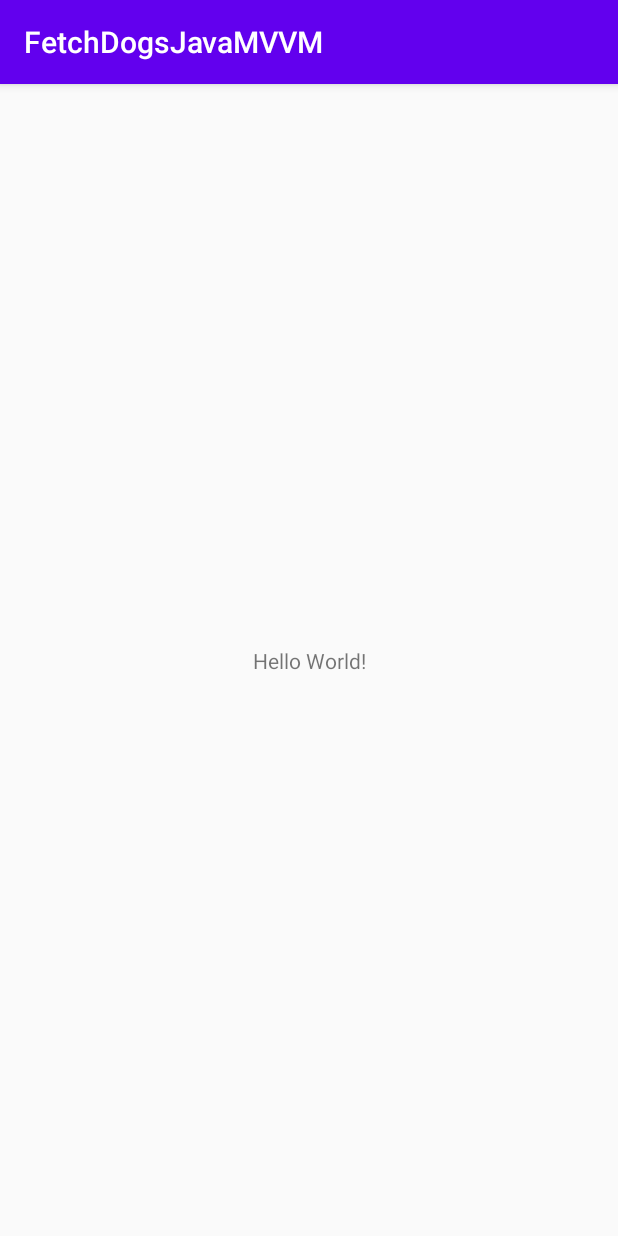
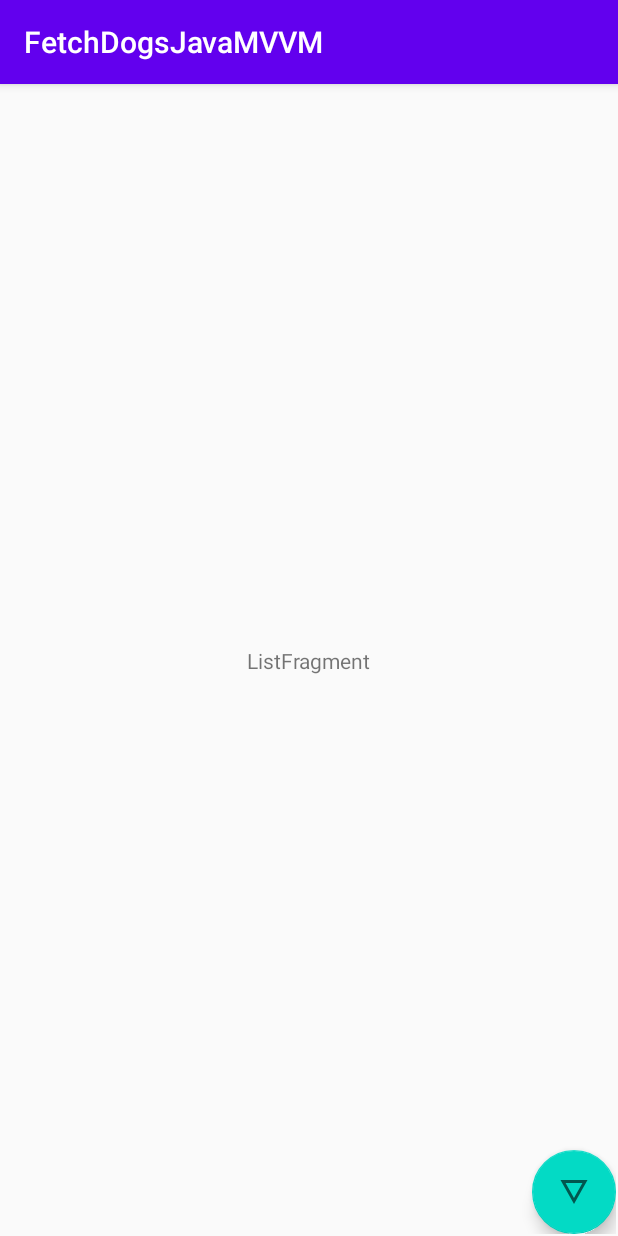
Before and after one commit to Hrishikesh6419/FetchDogsJavaMVVM, an Android app: the screen it shows after launch (MainActivity), on a phone screen of 412 x 824 dp. Run offline under Robolectric (Android 15) with nearby library versions, the phone set to English and light mode, and no system bars.

Commit message:
Added Floating button in DetailFragment and ListFragment

```diff
--- /dev/null
+++ b/app/src/main/res/drawable/ic_detail.xml
@@ -0,0 +1,10 @@
+<vector xmlns:android="http://schemas.android.com/apk/res/android"
+    android:width="24dp"
+    android:height="24dp"
+    android:viewportWidth="24"
+    android:viewportHeight="24"
+    android:tint="?attr/colorControlNormal">
+  <path
+      android:fillColor="@android:color/white"
+      android:pathData="M3,4l9,16 9,-16L3,4zM6.38,6h11.25L12,16 6.38,6z"/>
+</vector>
--- a/app/src/main/res/layout/activity_main.xml
+++ b/app/src/main/res/layout/activity_main.xml
@@ -6,13 +6,20 @@
     android:layout_height="match_parent"
     tools:context=".view.MainActivity">
 
-    <TextView
-        android:layout_width="wrap_content"
-        android:layout_height="wrap_content"
-        android:text="Hello World!"
+
+    <fragment
+        android:id="@+id/fragment"
+        android:name="androidx.navigation.fragment.NavHostFragment"
+        android:layout_width="0dp"
+        android:layout_height="0dp"
+        android:layout_marginStart="1dp"
+        android:layout_marginTop="1dp"
+        android:layout_marginEnd="1dp"
+        android:layout_marginBottom="1dp"
+        app:defaultNavHost="true"
         app:layout_constraintBottom_toBottomOf="parent"
-        app:layout_constraintLeft_toLeftOf="parent"
-        app:layout_constraintRight_toRightOf="parent"
-        app:layout_constraintTop_toTopOf="parent" />
-
+        app:layout_constraintEnd_toEndOf="parent"
+        app:layout_constraintStart_toStartOf="parent"
+        app:layout_constraintTop_toTopOf="parent"
+        app:navGraph="@navigation/dogs_navigation" />
 </androidx.constraintlayout.widget.ConstraintLayout>
--- a/app/src/main/res/layout/fragment_list.xml
+++ b/app/src/main/res/layout/fragment_list.xml
@@ -1,14 +1,28 @@
 <?xml version="1.0" encoding="utf-8"?>
-<FrameLayout xmlns:android="http://schemas.android.com/apk/res/android"
+<androidx.constraintlayout.widget.ConstraintLayout xmlns:android="http://schemas.android.com/apk/res/android"
+    xmlns:app="http://schemas.android.com/apk/res-auto"
     xmlns:tools="http://schemas.android.com/tools"
     android:layout_width="match_parent"
     android:layout_height="match_parent"
     tools:context=".view.ListFragment">
 
-    <!-- TODO: Update blank fragment layout -->
+
     <TextView
-        android:layout_width="match_parent"
-        android:layout_height="match_parent"
-        android:text="@string/hello_blank_fragment" />
+        android:id="@+id/textView"
+        android:layout_width="wrap_content"
+        android:layout_height="wrap_content"
+        android:text="ListFragment"
+        app:layout_constraintBottom_toBottomOf="parent"
+        app:layout_constraintEnd_toEndOf="parent"
+        app:layout_constraintStart_toStartOf="parent"
+        app:layout_constraintTop_toTopOf="parent" />
 
-</FrameLayout>
+    <com.google.android.material.floatingactionbutton.FloatingActionButton
+        android:id="@+id/floatingActionButton"
+        android:layout_width="wrap_content"
+        android:layout_height="wrap_content"
+        android:clickable="true"
+        android:src="@drawable/ic_detail"
+        app:layout_constraintBottom_toBottomOf="parent"
+        app:layout_constraintEnd_toEndOf="parent" />
+</androidx.constraintlayout.widget.ConstraintLayout>
--- a/app/src/main/res/navigation/dogs_navigation.xml
+++ b/app/src/main/res/navigation/dogs_navigation.xml
@@ -1,6 +1,26 @@
 <?xml version="1.0" encoding="utf-8"?>
 <navigation xmlns:android="http://schemas.android.com/apk/res/android"
     xmlns:app="http://schemas.android.com/apk/res-auto"
-    android:id="@+id/dogs_navigation">
+    xmlns:tools="http://schemas.android.com/tools"
+    android:id="@+id/dogs_navigation"
+    app:startDestination="@id/listFragment">
 
+    <fragment
+        android:id="@+id/listFragment"
+        android:name="com.hrishikeshdarshan.fetchdogsjavamvvm.view.ListFragment"
+        android:label="fragment_list"
+        tools:layout="@layout/fragment_list" >
+        <action
+            android:id="@+id/actionDetail"
+            app:destination="@id/detailFragment" />
+    </fragment>
+    <fragment
+        android:id="@+id/detailFragment"
+        android:name="com.hrishikeshdarshan.fetchdogsjavamvvm.view.DetailFragment"
+        android:label="fragment_detail"
+        tools:layout="@layout/fragment_detail" >
+        <action
+            android:id="@+id/actionList"
+            app:destination="@id/listFragment" />
+    </fragment>
 </navigation>
```
Also changed, not shown: app/src/main/res/layout/fragment_detail.xml (+21 -7 lines).
